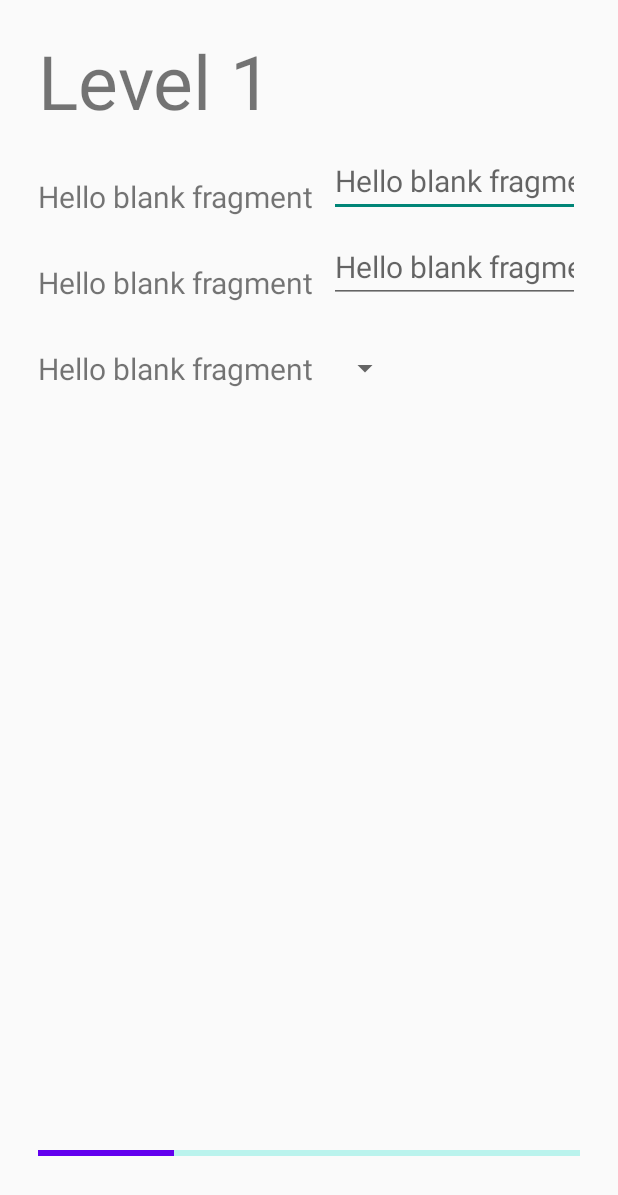
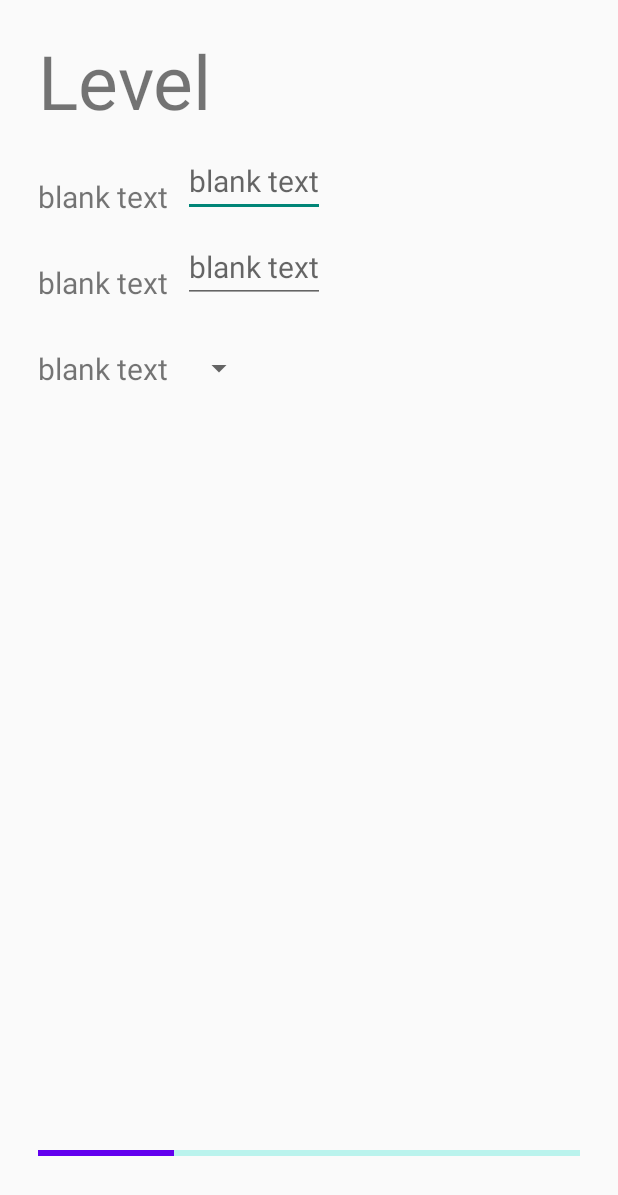
Before and after one commit to DerekMarshall855/CP470_Final_Project, an Android app: the fragment GameControlsFragment shown on its own in the app's theme, on a phone screen of 412 x 824 dp. Shown: the top 1195 px of the screen. Run offline under Robolectric (Android 15) with nearby library versions, the phone set to English and light mode, and no system bars.

Commit message:
Translated French strings + minor changes to fragment layout

```diff
--- a/app/src/main/res/layout/fragment_game_controls.xml
+++ b/app/src/main/res/layout/fragment_game_controls.xml
@@ -9,7 +9,7 @@
         android:id = "@+id/levelTitle"
         android:layout_width="match_parent"
         android:layout_height="wrap_content"
-        android:text="Level 1"
+        android:text="@string/level"
         android:textSize = "50sp"
         android:layout_marginTop = "20dp"
         android:layout_marginStart = "25dp"/>
--- a/app/src/main/res/values/strings.xml
+++ b/app/src/main/res/values/strings.xml
@@ -9,6 +9,7 @@
     <string name="ok">OK</string>
     <string name="cancel">Cancel</string>
     <string name="Help">Help</string>
+    <string name="level">Level</string>
     <!-- TODO: Remove or change this placeholder text -->
-    <string name="hello_blank_fragment">Hello blank fragment</string>
+    <string name="hello_blank_fragment">blank text</string>
 </resources>
```
Also changed, not shown: 1 other file.
